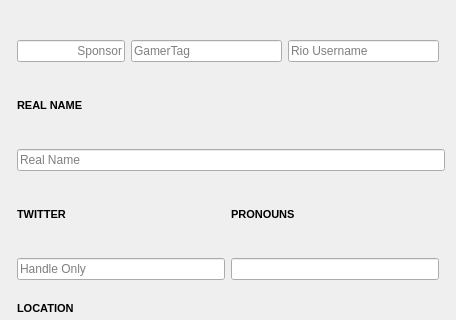
Qt form src/layout/TSHScoreboardPlayer.ui (matt-gree/TournamentStreamHelper) before a commit; both pictures show x 0 to 456 and y 134 to 454 of the 456 by 669 pixel window.
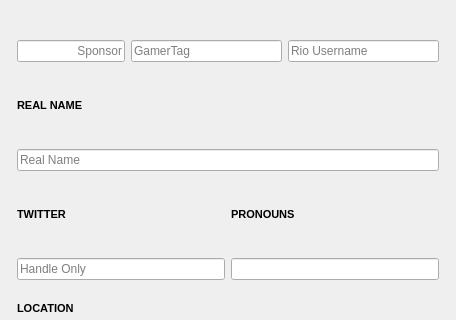
The same form after that commit.

```diff
--- a/src/layout/TSHScoreboardPlayer.ui
+++ b/src/layout/TSHScoreboardPlayer.ui
@@ -104,7 +104,7 @@
      <layout class="QVBoxLayout" name="verticalLayout"/>
     </widget>
    </item>
-   <item row="5" column="1" colspan="2">
+   <item row="5" column="1" colspan="1">
     <widget class="QLineEdit" name="real_name">
      <property name="font">
       <font>
```
